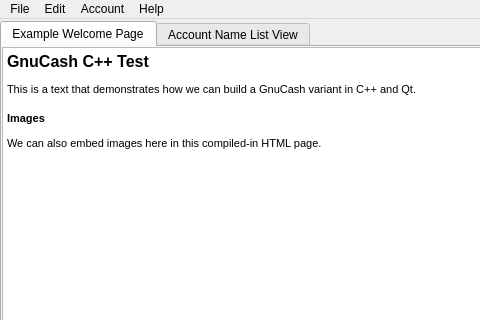
This is src/gnc/mainwindow.ui in mchochlov/Gnucash as Qt 5 draws it before an edit; both pictures show x 0 to 480 and y 0 to 320 of the 707 by 665 pixel window. The edited form follows.
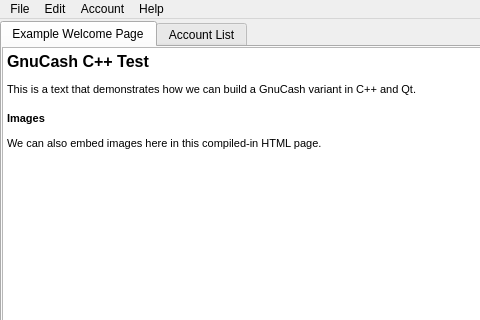
This is the edited form. Icons and pictures are not drawn.

Commit message:
C++ experiment: Extend the AccountModel into a table with name and description.
Use QString everywhere as well.

What changed in the file:
```diff
--- a/src/gnc/mainwindow.ui
+++ b/src/gnc/mainwindow.ui
@@ -63,7 +63,7 @@
       </widget>
       <widget class="QWidget" name="tab_2">
        <attribute name="title">
-        <string>Account Name List View</string>
+        <string>Account List</string>
        </attribute>
        <layout class="QHBoxLayout" name="horizontalLayout_3">
         <property name="margin">
```
The commit also changes 5 other files.
